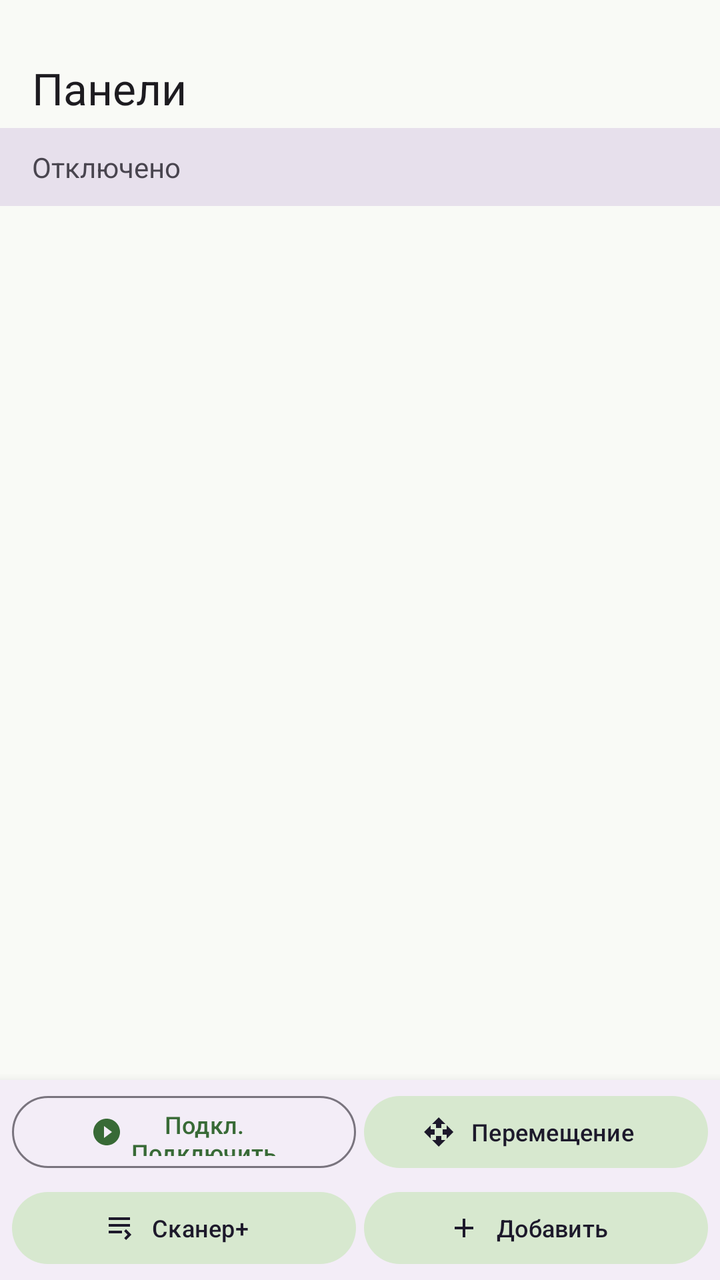
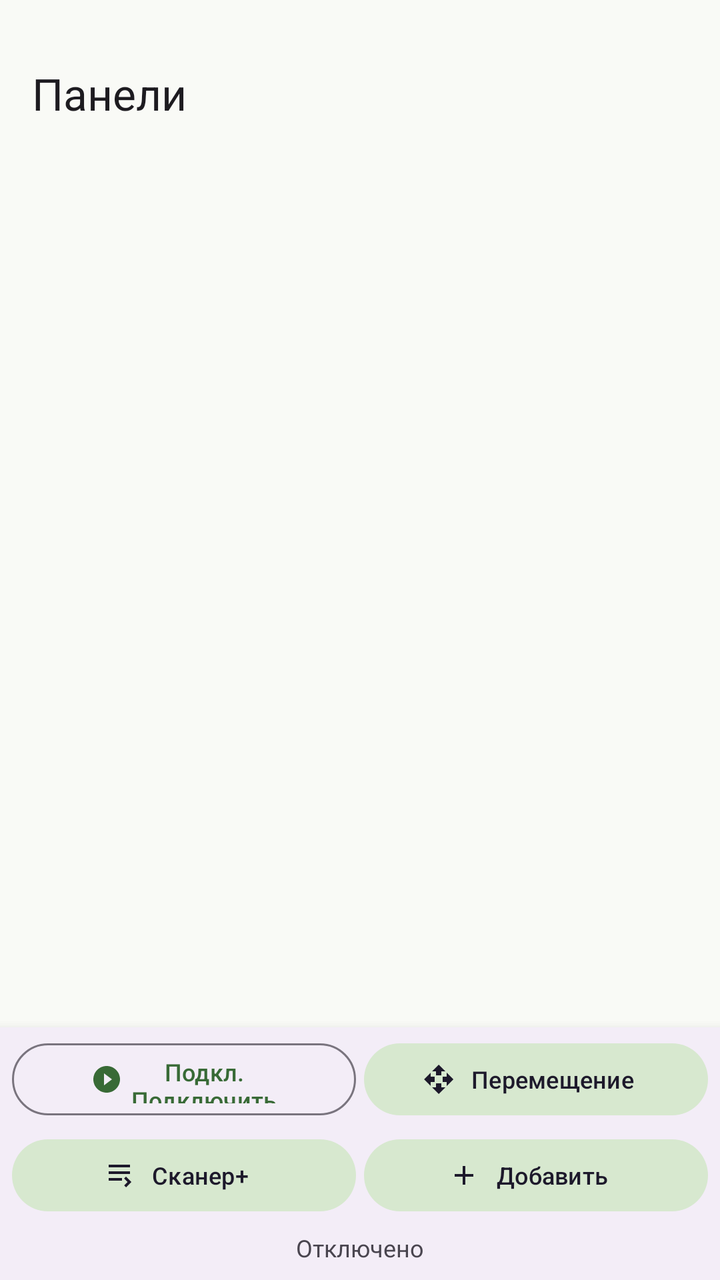

Before-and-after screenshots of an Android layout around one commit, followed by the original layout XML and the change that was made.
<!-- AndroidManifest.xml: application theme Theme.MQTTPanel -->
<!-- res/layout/activity_dashboard.xml -->
<?xml version="1.0" encoding="utf-8"?>
<LinearLayout xmlns:android="http://schemas.android.com/apk/res/android"
    xmlns:app="http://schemas.android.com/apk/res-auto"
    android:layout_width="match_parent"
    android:layout_height="match_parent"
    android:orientation="vertical"
    android:fitsSystemWindows="true">

    <com.google.android.material.appbar.MaterialToolbar
        android:id="@+id/toolbar"
        android:layout_width="match_parent"
        android:layout_height="wrap_content"
        android:minHeight="?attr/actionBarSize"
        android:paddingTop="24dp"
        android:elevation="2dp"
        app:title="@string/title_panels" />

    <TextView
        android:id="@+id/tv_status"
        android:layout_width="match_parent"
        android:layout_height="wrap_content"
        android:background="?attr/colorSurfaceVariant"
        android:paddingHorizontal="16dp"
        android:paddingVertical="10dp"
        android:text="@string/disconnected"
        android:textSize="14sp"
        android:clickable="true"
        android:foreground="?attr/selectableItemBackground" />

    <FrameLayout
        android:layout_width="match_parent"
        android:layout_height="0dp"
        android:layout_weight="1">

        <TextView
            android:id="@+id/tv_empty"
            android:layout_width="match_parent"
            android:layout_height="wrap_content"
            android:layout_marginTop="48dp"
            android:gravity="center"
            android:padding="32dp"
            android:text="@string/panel_list_empty"
            android:textSize="16sp"
            android:visibility="gone" />

        <androidx.recyclerview.widget.RecyclerView
            android:id="@+id/recycler_widgets"
            android:layout_width="match_parent"
            android:layout_height="match_parent"
            android:clipToPadding="false"
            android:paddingHorizontal="8dp"
            android:paddingTop="8dp"
            android:paddingBottom="8dp" />

    </FrameLayout>

    <LinearLayout
        android:id="@+id/bottom_bar"
        android:layout_width="match_parent"
        android:layout_height="wrap_content"
        android:background="?attr/colorSurfaceContainer"
        android:elevation="8dp"
        android:orientation="vertical"
        android:paddingHorizontal="6dp"
        android:paddingTop="4dp"
        android:paddingBottom="4dp">

        
        <LinearLayout
            android:layout_width="match_parent"
            android:layout_height="wrap_content"
            android:orientation="horizontal"
            android:gravity="center">

            <com.google.android.material.button.MaterialButton
                android:id="@+id/btn_connect"
                android:layout_width="0dp"
                android:layout_height="44dp"
                android:layout_weight="1"
                android:layout_marginEnd="4dp"
                android:text="@string/connect"
                android:textSize="12sp"
                app:icon="@drawable/ic_play"
                app:iconGravity="textStart"
                app:iconSize="16dp"
                style="@style/Widget.Material3.Button.OutlinedButton" />

            <com.google.android.material.button.MaterialButton
                android:id="@+id/btn_move"
                style="@style/Widget.Material3.Button.TonalButton.Icon"
                android:layout_width="0dp"
                android:layout_height="44dp"
                android:layout_weight="1"
                android:minWidth="0dp"
                android:text="@string/move_mode"
                android:textSize="12sp"
                android:contentDescription="@string/move_mode"
                app:icon="@drawable/ic_move"
                app:iconGravity="textStart"
                app:iconSize="16dp" />

        </LinearLayout>

        
        <LinearLayout
            android:layout_width="match_parent"
            android:layout_height="wrap_content"
            android:orientation="horizontal"
            android:layout_marginTop="4dp"
            android:gravity="center">

            <com.google.android.material.button.MaterialButton
                android:id="@+id/btn_scan"
                style="@style/Widget.Material3.Button.TonalButton.Icon"
                android:layout_width="0dp"
                android:layout_height="44dp"
                android:layout_weight="1"
                android:layout_marginEnd="4dp"
                android:text="@string/scan"
                android:textSize="12sp"
                app:icon="@drawable/ic_mqtt"
                app:iconGravity="textStart"
                app:iconSize="16dp" />

            <com.google.android.material.button.MaterialButton
                android:id="@+id/btn_add_panel"
                style="@style/Widget.Material3.Button.TonalButton.Icon"
                android:layout_width="0dp"
                android:layout_height="44dp"
                android:layout_weight="1"
                android:minWidth="0dp"
                android:text="@string/add"
                android:textSize="12sp"
                android:contentDescription="@string/add_panel"
                app:icon="@drawable/ic_add"
                app:iconGravity="textStart"
                app:iconSize="16dp" />

        </LinearLayout>

    </LinearLayout>

</LinearLayout>
<!-- resources referenced by this layout -->
<resources>
  <!-- drawable ic_add (drawable) -->
  <?xml version="1.0" encoding="utf-8"?>
  <vector xmlns:android="http://schemas.android.com/apk/res/android"
      android:width="24dp"
      android:height="24dp"
      android:viewportWidth="24"
      android:viewportHeight="24"
      android:tint="?attr/colorControlNormal">
      <path
          android:fillColor="#FF000000"
          android:pathData="M19,13h-6v6h-2v-6H5v-2h6V5h2v6h6v2z" />
  </vector>
  <!-- drawable ic_move (drawable) -->
  <vector xmlns:android="http://schemas.android.com/apk/res/android"
      android:width="24dp"
      android:height="24dp"
      android:viewportWidth="24"
      android:viewportHeight="24"
      android:tint="?attr/colorControlNormal">
      <path
          android:fillColor="@android:color/white"
          android:pathData="M10,9h4V6h3l-5,-5 -5,5h3v3zm-1,1H6V7l-5,5 5,5v-3h3v-4zm14,2l-5,-5v3h-3v4h3v3l5,-5zm-9,3h-4v3H7l5,5 5,-5h-3v-3z" />
  </vector>
  <!-- drawable ic_mqtt (drawable) -->
  <?xml version="1.0" encoding="utf-8"?>
  <vector xmlns:android="http://schemas.android.com/apk/res/android"
      android:width="24dp"
      android:height="24dp"
      android:viewportWidth="24"
      android:viewportHeight="24"
      android:tint="?attr/colorControlNormal">
      <path
          android:fillColor="#FF000000"
          android:pathData="M4,4h16v2L4,6L4,4zM4,9h16v2L4,11L4,9zM4,14h10v2L4,16v-2zM17,13l4,4 -4,4 -1.4,-1.4 2.6,-2.6 -2.6,-2.6L17,13z" />
  </vector>
  <!-- drawable ic_play (drawable) -->
  <vector xmlns:android="http://schemas.android.com/apk/res/android"
      android:width="24dp"
      android:height="24dp"
      android:viewportWidth="24"
      android:viewportHeight="24"
      android:tint="?attr/colorControlNormal">
      <path
          android:fillColor="@android:color/white"
          android:pathData="M12,2C6.48,2 2,6.48 2,12s4.48,10 10,10 10,-4.48 10,-10S17.52,2 12,2zM10,16.5v-9l6,4.5 -6,4.5z" />
  </vector>
  <string name="add">Добавить</string>
  <string name="add_panel">Добавить панель</string>
  <string name="connect">Подкл.\nПодключить</string>
  <string name="disconnected">Отключено</string>
  <string name="move_mode">Перемещение</string>
  <string name="panel_list_empty">Нет панелей. Нажмите + чтобы добавить.</string>
  <string name="scan">Сканер+</string>
  <string name="title_panels">Панели</string>
  <style name="Theme.MQTTPanel" parent="Theme.Material3.Light.NoActionBar">
          <item name="colorPrimary">@color/md_theme_primary</item>
          <item name="colorOnPrimary">@color/md_theme_onPrimary</item>
          <item name="colorPrimaryContainer">@color/md_theme_primaryContainer</item>
          <item name="colorSecondary">@color/md_theme_secondary</item>
          <item name="colorOnSecondary">@color/md_theme_onSecondary</item>
          <item name="colorSecondaryContainer">@color/md_theme_secondaryContainer</item>
          <item name="android:colorBackground">@color/md_theme_surface</item>
          <item name="colorSurface">@color/md_theme_surface</item>
          <item name="colorOnSurface">@color/md_theme_onSurface</item>
          <item name="colorError">@color/md_theme_error</item>
          <item name="android:statusBarColor">?attr/colorPrimaryContainer</item>
      </style>
  <color name="md_theme_primary">#386A36</color>
  <color name="md_theme_onPrimary">#FFFFFF</color>
  <color name="md_theme_primaryContainer">#B9F3B2</color>
  <color name="md_theme_secondary">#54634F</color>
  <color name="md_theme_onSecondary">#FFFFFF</color>
  <color name="md_theme_secondaryContainer">#D7E8CF</color>
  <color name="md_theme_surface">#F9FAF6</color>
  <color name="md_theme_onSurface">#191C1A</color>
  <color name="md_theme_error">#BA1A1A</color>
</resources>

<!-- the commit's change to res/layout/activity_dashboard.xml (unified diff, before → after) -->
@@ -3,29 +3,24 @@
     xmlns:app="http://schemas.android.com/apk/res-auto"
     android:layout_width="match_parent"
     android:layout_height="match_parent"
-    android:orientation="vertical"
-    android:fitsSystemWindows="true">
+    android:orientation="vertical">
+
+    
+    <TextView
+        android:id="@+id/tv_version"
+        android:layout_width="match_parent"
+        android:layout_height="wrap_content"
+        android:paddingHorizontal="16dp"
+        android:textSize="11sp"
+        android:textColor="?android:attr/textColorSecondary" />
 
     <com.google.android.material.appbar.MaterialToolbar
         android:id="@+id/toolbar"
         android:layout_width="match_parent"
         android:layout_height="wrap_content"
         android:minHeight="?attr/actionBarSize"
-        android:paddingTop="24dp"
         android:elevation="2dp"
         app:title="@string/title_panels" />
-
-    <TextView
-        android:id="@+id/tv_status"
-        android:layout_width="match_parent"
-        android:layout_height="wrap_content"
-        android:background="?attr/colorSurfaceVariant"
-        android:paddingHorizontal="16dp"
-        android:paddingVertical="10dp"
-        android:text="@string/disconnected"
-        android:textSize="14sp"
-        android:clickable="true"
-        android:foreground="?attr/selectableItemBackground" />
 
     <FrameLayout
         android:layout_width="match_parent"
@@ -138,6 +133,19 @@
 
         </LinearLayout>
 
+        
+        <TextView
+            android:id="@+id/tv_status"
+            android:layout_width="match_parent"
+            android:layout_height="wrap_content"
+            android:layout_marginTop="2dp"
+            android:gravity="center"
+            android:paddingVertical="4dp"
+            android:text="@string/disconnected"
+            android:textSize="12sp"
+            android:clickable="true"
+            android:foreground="?attr/selectableItemBackground" />
+
     </LinearLayout>
 
 </LinearLayout>
